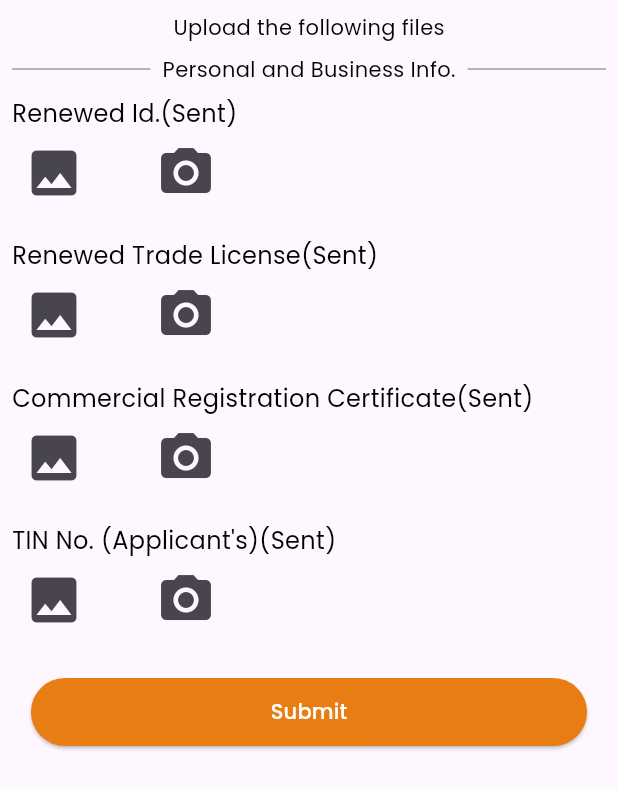
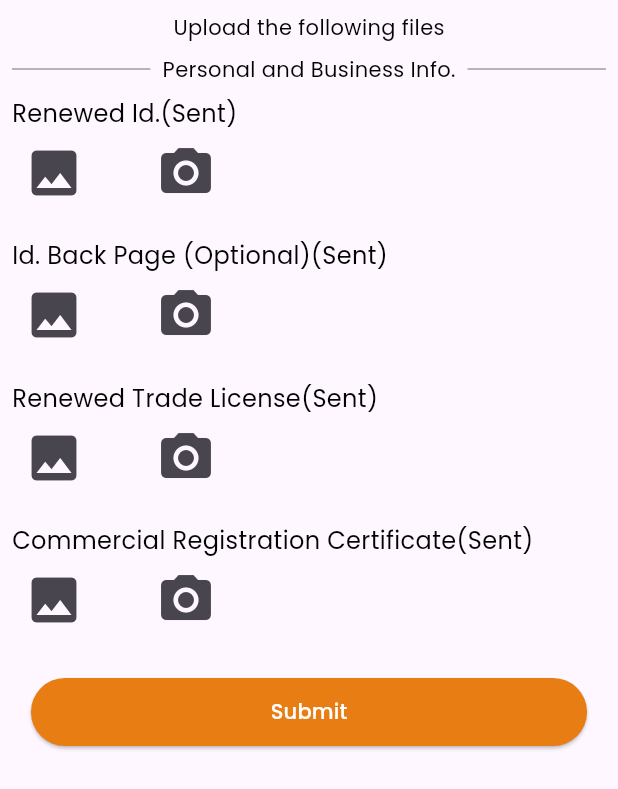
Before and after one commit to AbdulsemedM/Is-Fin, a Flutter app: the UploadImages widget shown alone on an empty page, opened directly, on a phone screen of 412 x 824 dp. Shown: the top 789 px of the screen. Run offline on Flutter 3.47's test engine with Material 3 defaults, Android fonts, the phone set to English and light mode, and no system bars; our stand-ins replace custom_sliding_segmented_control, device_info_plus, dio, flutter_bloc, flutter_secure_storage, get and 9 more; missing offline and left inert: flutter_advanced_segment, image_gallery_saver_plus, syncfusion_flutter_pdfviewer; accounts and stored records are empty; network calls fail.

Commit message:
upload ID back page and app iocn change

```diff
--- a/lib/features/KYC/presentation/widgets/upload_images.dart
+++ b/lib/features/KYC/presentation/widgets/upload_images.dart
@@ -232,6 +232,13 @@ class _UploadImagesState extends State<UploadImages> {
                 'id',
               ),
               ..._buildImageSection(
+                existsTinNumber == null
+                    ? 'Id. Back Page (Optional)'.tr
+                    : 'Id. Back Page (Optional)(Sent)'.tr,
+                _tinImageName,
+                'tin',
+              ),
+              ..._buildImageSection(
                 existsTradeLicense == null
                     ? 'Renewed Trade License'.tr
                     : "Renewed Trade License(Sent)".tr,
@@ -244,13 +251,6 @@ class _UploadImagesState extends State<UploadImages> {
                     : 'Commercial Registration Certificate(Sent)'.tr,
                 _registrationCertImageName,
                 'registrationCert', // Fix: Ensure the key matches getBase64StringByType
-              ),
-              ..._buildImageSection(
-                existsTinNumber == null
-                    ? 'TIN No. (Applicant\'s)'.tr
-                    : 'TIN No. (Applicant\'s)(Sent)'.tr,
-                _tinImageName,
-                'tin',
               ),
               Padding(
                 padding: const EdgeInsets.all(8.0),
```
Also changed, not shown: 5 other files.
